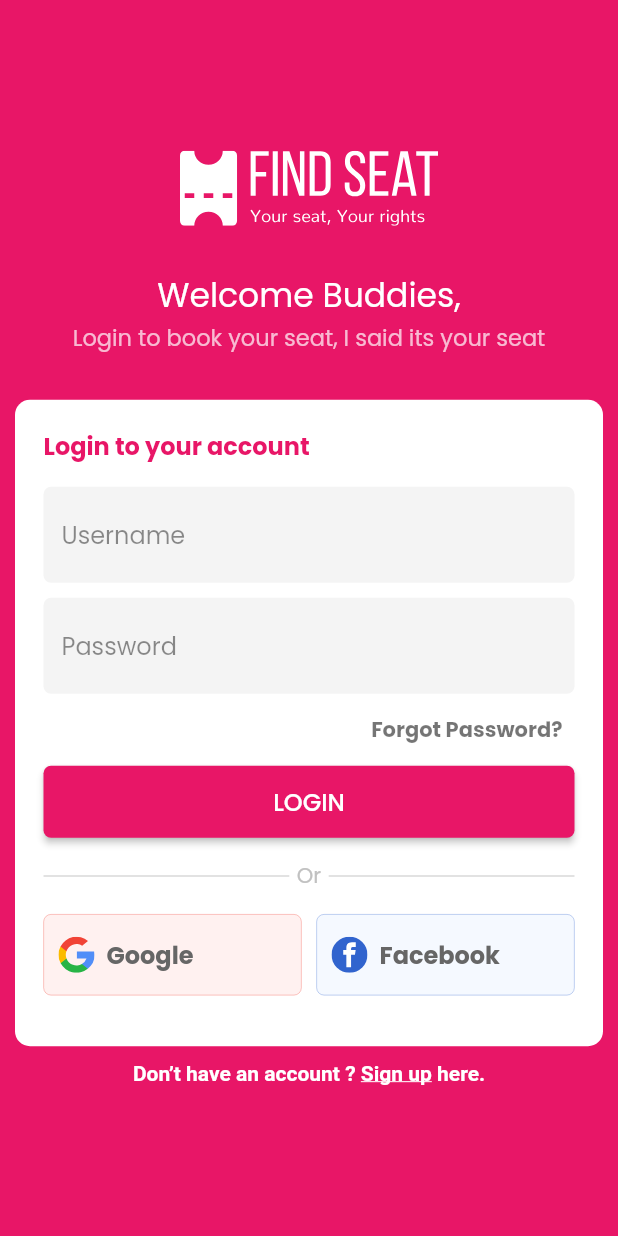
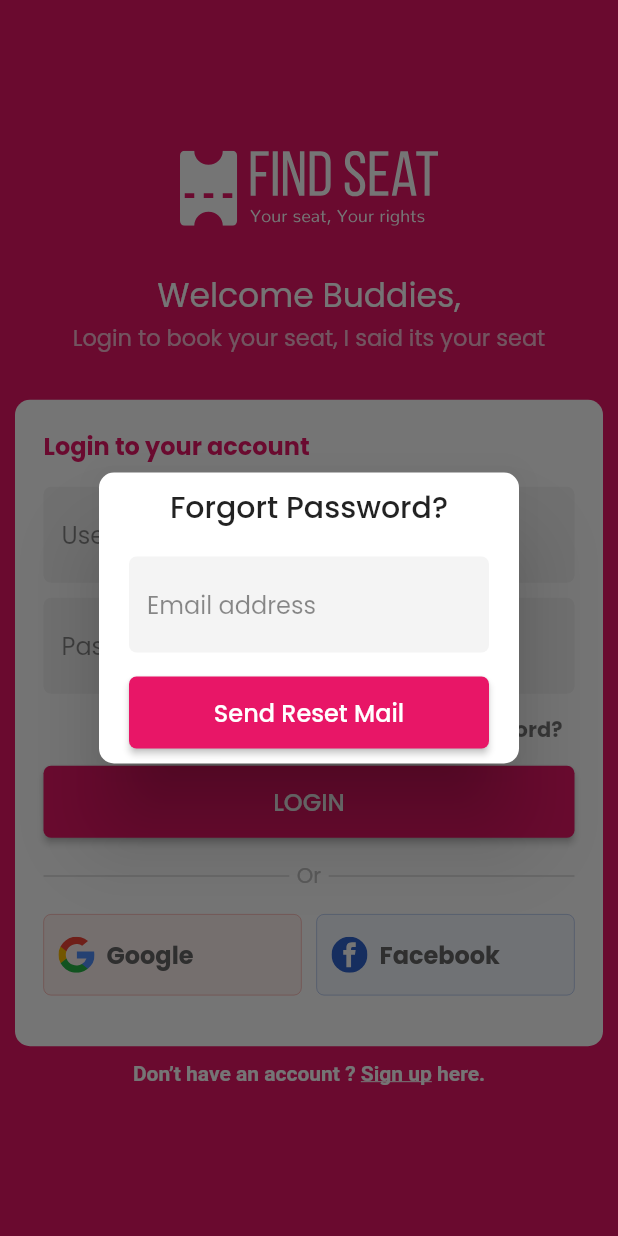
Before and after one commit to dexterTalha/movieticketbookingapp, a Flutter app: the screen it shows after launch, after a tap on "Forgot Password?", on a phone screen of 412 x 824 dp. Run offline on Flutter 3.47's test engine with Material 2 defaults, Android fonts, the phone set to English and light mode, and no system bars; our stand-ins replace firebase_auth, firebase_core, flutter_svg, get, google_sign_in; accounts and stored records are empty.

Commit message:
forgot password

```diff
--- a/lib/controllers/auth_controller.dart
+++ b/lib/controllers/auth_controller.dart
@@ -40,6 +40,7 @@ class AuthController extends GetxController {
       isLoging = true;
       update();
       await auth.createUserWithEmailAndPassword(email: email, password: password);
+      getSuccessSnackBar("Successfully logged in as ${_user.value!.email}");
     } on FirebaseAuthException catch (e) {
       //define error
       getErrorSnackBar("Account Creating Failed", e);
@@ -51,6 +52,7 @@ class AuthController extends GetxController {
       isLoging = true;
       update();
       await auth.signInWithEmailAndPassword(email: email, password: password);
+      getSuccessSnackBar("Successfully logged in as ${_user.value!.email}");
     } on FirebaseAuthException catch (e) {
       //define error
       getErrorSnackBar("Login Failed", e);
@@ -73,9 +75,19 @@ class AuthController extends GetxController {
           idToken: googleAuth?.idToken,
         );
         await auth.signInWithCredential(crendentials);
+        getSuccessSnackBar("Successfully logged in as ${_user.value!.email}");
       }
     } on FirebaseAuthException catch (e) {
       getErrorSnackBar("Google Login Failed", e);
+    }
+  }
+
+  void forgorPassword(email) async {
+    try {
+      await auth.sendPasswordResetEmail(email: email);
+      getSuccessSnackBar("Reset mail sent successfully. Check mail!");
+    } catch (e) {
+      getErrorSnackBar("Error", e);
     }
   }
 
@@ -84,7 +96,19 @@ class AuthController extends GetxController {
       "Error",
       "$message\n${_.message}",
       snackPosition: SnackPosition.BOTTOM,
-      backgroundColor: Mytheme.redBorder,
+      backgroundColor: Mytheme.redTextColor,
+      colorText: Colors.white,
+      borderRadius: 10,
+      margin: const EdgeInsets.only(bottom: 10, left: 10, right: 10),
+    );
+  }
+
+  getSuccessSnackBar(String message) {
+    Get.snackbar(
+      "Success",
+      message,
+      snackPosition: SnackPosition.BOTTOM,
+      backgroundColor: Mytheme.greenTextColor,
       colorText: Colors.white,
       borderRadius: 10,
       margin: const EdgeInsets.only(bottom: 10, left: 10, right: 10),
--- a/lib/main.dart
+++ b/lib/main.dart
@@ -13,12 +13,14 @@ void main() async {
 }
 
 class MyApp extends StatelessWidget {
+  const MyApp({Key? key}) : super(key: key);
+
   @override
   Widget build(BuildContext context) {
     return GetMaterialApp(
       theme: Mytheme.myLightTheme,
       debugShowCheckedModeBanner: false,
-      home: SplashScreen(),
+      home: const SplashScreen(),
     );
   }
 }
--- a/lib/pages/login_screen.dart
+++ b/lib/pages/login_screen.dart
@@ -18,6 +18,7 @@ class LoginScreen extends StatefulWidget {
 class _LoginScreenState extends State<LoginScreen> {
   final emailController = TextEditingController();
   final passwordController = TextEditingController();
+  final forgotEmailController = TextEditingController();
   @override
   Widget build(BuildContext context) {
     final Size _size = MediaQuery.of(context).size;
@@ -109,7 +110,53 @@ class _LoginScreenState extends State<LoginScreen> {
                     Align(
                       alignment: Alignment.centerRight,
                       child: TextButton(
-                        onPressed: () {},
+                        onPressed: () {
+                          Get.defaultDialog(
+                            title: "Forgort Password?",
+                            content: TextFormField(
+                              controller: forgotEmailController,
+                              decoration: InputDecoration(
+                                border: OutlineInputBorder(
+                                  borderRadius: BorderRadius.circular(5),
+                                  borderSide: BorderSide.none,
+                                ),
+                                hintText: "Email address",
+                                hintStyle: const TextStyle(color: Colors.black45),
+                                fillColor: Mytheme.greyColor,
+                                filled: true,
+                              ),
+                            ),
+                            radius: 10,
+                            onWillPop: () {
+                              forgotEmailController.text = "";
+
+                              return Future.value(true);
+                            },
+                            contentPadding: const EdgeInsets.symmetric(horizontal: 20, vertical: 10),
+                            confirm: ElevatedButton(
+                              onPressed: () {
+                                AuthController.instance.forgorPassword(forgotEmailController.text.trim());
+                                forgotEmailController.text = "";
+                                Get.back();
+                              },
+                              style: ElevatedButton.styleFrom(
+                                primary: Mytheme.splash,
+                                shape: RoundedRectangleBorder(
+                                  borderRadius: BorderRadius.circular(5),
+                                ),
+                              ),
+                              child: const Center(
+                                child: Padding(
+                                  padding: EdgeInsets.all(12),
+                                  child: Text(
+                                    "Send Reset Mail",
+                                    style: TextStyle(fontSize: 16),
+                                  ),
+                                ),
+                              ),
+                            ),
+                          );
+                        },
                         child: const Text(
                           "Forgot Password?",
                           style: TextStyle(color: Colors.black54, fontWeight: FontWeight.w600),
@@ -165,10 +212,11 @@ class _LoginScreenState extends State<LoginScreen> {
                     Padding(
                       padding: const EdgeInsets.only(top: 15, bottom: 15),
                       child: SocialLoginButtons(
-                          onFbClick: () {},
-                          onGoogleClick: () {
-                            AuthController.instance.googleLogin();
-                          }),
+                        onFbClick: () {},
+                        onGoogleClick: () {
+                          AuthController.instance.googleLogin();
+                        },
+                      ),
                     ),
                   ],
                 ),
```
